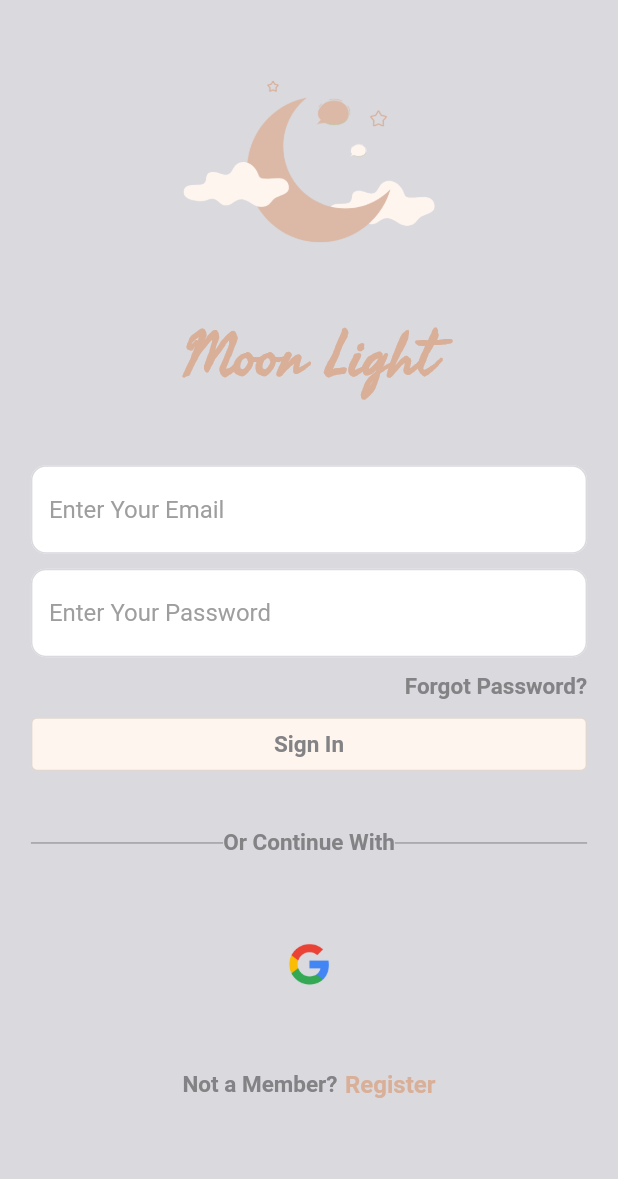
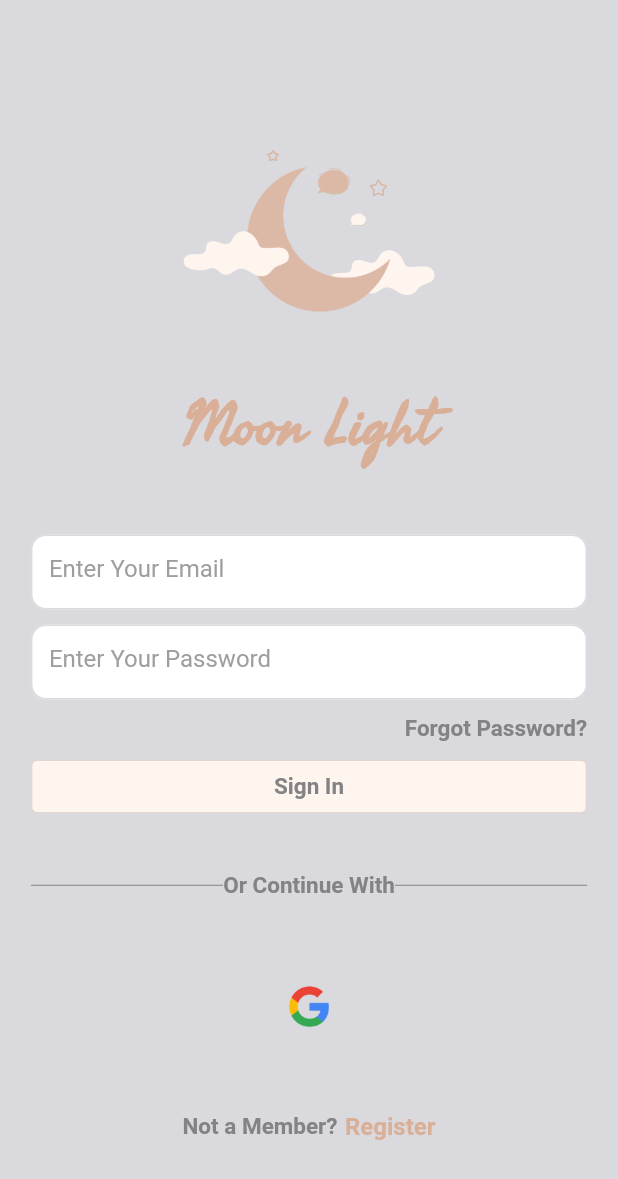
Before and after one commit to agiratech-raghul/flutter-starter-project, a Flutter app: the screen it shows after launch, on a phone screen of 412 x 824 dp. Shown: the top 1179 px of the screen. Run offline on Flutter 3.47's test engine with Material 2 defaults, Android fonts, the phone set to English and light mode, and no system bars; our stand-ins replace connectivity_plus, firebase_auth, firebase_core, flutter_secure_storage, hooks_riverpod, shared_preferences; accounts and stored records are empty.

Commit message:
login and signup using firebase

```diff
--- a/lib/main.dart
+++ b/lib/main.dart
@@ -1,3 +1,4 @@
+import 'package:firebase_core/firebase_core.dart';
 import 'package:flutter/material.dart';
 import 'package:flutter/services.dart';
 import 'package:hooks_riverpod/hooks_riverpod.dart';
@@ -11,7 +12,9 @@ Future<void> main() async {
   runZonedGuarded<Future<void>>(() async {
     WidgetsFlutterBinding.ensureInitialized();
     await container.read(servicesInitializerProvider).init();
-    runApp(UncontrolledProviderScope(container: container, child: const App()));
+    await Firebase.initializeApp();
+    runApp(UncontrolledProviderScope(container: container,
+        child: const App()));
     SystemChrome.setPreferredOrientations([
       DeviceOrientation.portraitUp,
       DeviceOrientation.portraitDown,
--- a/lib/src/common_widgets/src/text_field/common_text_field.dart
+++ b/lib/src/common_widgets/src/text_field/common_text_field.dart
@@ -2,8 +2,14 @@ import 'package:flutter/material.dart';
 import 'package:flutter_starter_project/src/utils/src/colors/common_colors.dart';
 
 class CommonTextField extends StatefulWidget {
-  const CommonTextField({super.key, this.hintText,});
+  const CommonTextField({
+    super.key,
+    this.hintText,
+    required this.controller,
+  });
+
   final String? hintText;
+  final TextEditingController? controller;
 
   @override
   State<CommonTextField> createState() => _CommonTextFieldState();
@@ -14,21 +20,23 @@ class _CommonTextFieldState extends State<CommonTextField> {
   Widget build(BuildContext context) {
     return Padding(
       padding: const EdgeInsets.symmetric(vertical: 5),
+      child: SizedBox(
+        height: 50,
         child: TextField(
+          controller: widget.controller,
           style: TextStyle(color: Colors.grey.shade500),
           decoration: InputDecoration(
               fillColor: Colors.white,
               enabledBorder: OutlineInputBorder(
                   borderRadius: BorderRadius.circular(10),
-              borderSide: BorderSide(color: CommonColor.backgroundGrey)
-            ),
+                  borderSide: BorderSide(color: CommonColor.backgroundGrey)),
               focusedBorder: OutlineInputBorder(
                   borderRadius: BorderRadius.circular(10),
-                borderSide: BorderSide(color: CommonColor.logoCommonDarkColor)
-            ),
+                  borderSide: BorderSide(color: CommonColor.logoCommonDarkColor)),
               filled: true,
               hintText: widget.hintText,
-            hintStyle: TextStyle(color: Colors.grey.shade500)),
+              hintStyle: TextStyle(color: Colors.grey.shade500,)),
+        ),
       ),
     );
   }
--- a/lib/src/features/login_screen/login_screen.dart
+++ b/lib/src/features/login_screen/login_screen.dart
@@ -1,15 +1,65 @@
+import 'package:firebase_auth/firebase_auth.dart';
+import 'package:firebase_core/firebase_core.dart';
 import 'package:flutter/material.dart';
 import 'package:flutter_starter_project/src/common_widgets/src/buttons/outline_button.dart';
 import 'package:flutter_starter_project/src/common_widgets/src/text_field/common_text_field.dart';
 import 'package:flutter_starter_project/src/constants/string_constants.dart';
+import 'package:flutter_starter_project/src/features/home_screen/home.dart';
 import 'package:flutter_starter_project/src/utils/src/colors/common_colors.dart';
 import 'package:flutter_starter_project/src/ui_utils/sized_box.dart';
 import 'package:flutter_starter_project/src/ui_utils/text_styles.dart';
 import 'package:flutter_starter_project/src/ui_utils/ui_assets.dart';
 import 'package:flutter_starter_project/src/utils/utils.dart';
 
-class LoginScreen extends StatelessWidget {
+import 'auth.dart';
+
+class LoginScreen extends StatefulWidget {
   const LoginScreen({super.key});
+
+  @override
+  State<LoginScreen> createState() => _LoginScreenState();
+}
+
+class _LoginScreenState extends State<LoginScreen> {
+
+  String errorMessage = '';
+  bool isLogin = false;
+  bool isSignUp = false;
+  final TextEditingController _emailController = TextEditingController();
+  final TextEditingController _passwordController = TextEditingController();
+
+  handleSubmit()async {
+    final email = _emailController.text;
+    final password = _passwordController.text;
+
+    await Auth().signInEmailAndPassword(email: email, password: password);
+  }
+
+  Future<void> signInWithEmailAndPassword() async {
+    try {
+      await Auth().signInEmailAndPassword(email: _emailController.text, password: _passwordController.text);
+    } on FirebaseAuthException catch (e) {
+      setState(() {
+        errorMessage = e.message!;
+      });
+    }
+  }
+
+  Future<void> createUserEmailAndPassword() async {
+    try {
+      await Auth().createUserWithEmailAndPassword(email: _emailController.text, password: _passwordController.text);
+    } on FirebaseAuthException catch (e) {
+      setState(() {
+        errorMessage = e.message!;
+      });
+    }
+  }
+  void _mouse(PointerEvent details) {
+    setState(() {
+      isSignUp=!isSignUp;
+    });
+  }
+
 
   @override
   Widget build(BuildContext context) {
@@ -17,11 +67,16 @@ class LoginScreen extends StatelessWidget {
       backgroundColor: CommonColor.backgroundGrey,
       body: SafeArea(
             bottom: false,
-        child: SingleChildScrollView(
-          child: Center(
             child: Padding(
               padding: EdgeInsets.symmetric(horizontal: Utils.getScreenWidth(context, 18),
                   vertical: Utils.getScreenWidth(context, 15)),
+              child: Column(
+                mainAxisAlignment: MainAxisAlignment.end,
+                children: [
+                  Expanded(
+                    child: Container(
+                      alignment: Alignment.center,
+                      child: SingleChildScrollView(
                         child: Column(
                           children: [
                             SizedBox(
@@ -32,51 +87,86 @@ class LoginScreen extends StatelessWidget {
                             ),
                             Text(StringConstants.appName.tr(context),style: TextStyles.titleTextStyle),
                             const HeightSpaceBox(size: 30),
-                  CommonTextField(hintText: StringConstants.enterYourEmail.tr(context)),
-                  CommonTextField(hintText: StringConstants.enterYourPassword.tr(context),),
+                            CommonTextField(
+                                controller: _emailController,
+                                hintText:
+                                StringConstants.enterYourEmail.tr(context)),
+                            CommonTextField(
+                              controller: _passwordController,
+                              hintText:
+                              StringConstants.enterYourPassword.tr(context),
+                            ),
+                            if (!isSignUp)
                               Padding(
                                 padding: EdgeInsets.symmetric(
-                        vertical: Utils.getScreenHeight(context, 5)
-                    ),
-                    child: Row(mainAxisAlignment: MainAxisAlignment.end,
+                                    vertical: Utils.getScreenHeight(context, 5)),
+                                child: Row(
+                                  mainAxisAlignment: MainAxisAlignment.end,
                                   children: [
-                        Text("${StringConstants.forgotPassword.tr(context)}?",
+                                    Text(
+                                        "${StringConstants.forgotPassword.tr(context)}?",
                                         style: TextStyles.greyTextStyle),
                                   ],
                                 ),
                               ),
                             CommonOutlineButton(
-                      text: StringConstants.signIn.tr(context),
+                              text: isSignUp
+                                  ? "Register"
+                                  : StringConstants.signIn.tr(context),
                               textStyle: TextStyles.greyTextStyle,
-                      backgroundColor: CommonColor.logoCommonLightColor,),
+                              backgroundColor: CommonColor.logoCommonLightColor,
+                              onPressed: (){
+                                isSignUp?
+                                createUserEmailAndPassword():
+                                signInWithEmailAndPassword();
+                              },
+                            ),
                             const HeightSpaceBox(size: 30),
+                            if (!isSignUp) ...[
                               Row(
                                 children: [
-                      Expanded(child: Divider(color: CommonColor.darkTextGrey)),
-                      Text("Or Continue With",style: TextStyles.greyTextStyle,),
-                      Expanded(child: Divider(color: CommonColor.darkTextGrey)),
+                                  Expanded(child: Divider(color: CommonColor
+                                      .darkTextGrey)),
+                                  Text(
+                                    "Or Continue With", style: TextStyles.greyTextStyle,),
+                                  Expanded(child: Divider(color: CommonColor
+                                      .darkTextGrey)),
                                 ],
                               ),
                               const HeightSpaceBox(size: 40),
                               SizedBox(
                                 height: Utils.getScreenHeight(context, 50),
-                    child: const Image(image: AssetImage(AppAssets.googleLogo),),
+                                child: const Image(
+                                  image: AssetImage(AppAssets.googleLogo),),
                               ),
-                  const HeightSpaceBox(size: 40),
+                            ],
+
+                            HeightSpaceBox(size:!isSignUp? 40:170),
                             Row(
                               mainAxisAlignment: MainAxisAlignment.center,
                               children: [
-                      Text("${StringConstants.notAMember.tr(context)}?",style: TextStyles.greyTextStyle),
+                                Text("${!isSignUp?StringConstants.notAMember.tr(context):"Already Registered"}?",style: TextStyles.greyTextStyle),
                                 const SizedBox(width: 5),
-                      Text(StringConstants.register.tr(context),style: TextStyles.blueTextStyle.copyWith(color: CommonColor.logoCommonDarkColor)),
+                                GestureDetector(
+                                    onTap: (){
+                                      setState(() {
+                                        isSignUp = !isSignUp;
+                                      });
+                                    },
+                                    child: Text(!isSignUp?StringConstants.register.tr(context):"SignIn",style: TextStyles.blueTextStyle.copyWith(color: CommonColor.logoCommonDarkColor))),
                               ],
                             ),
+
                           ],
                         ),
                       ),
                     ),
                   ),
+                  // if(!focusNode!.hasFocus)
+                ],
               ),
+            ),
+          )
     );
   }
 }
--- a/lib/src/features/splash/screen/splash_screen.dart
+++ b/lib/src/features/splash/screen/splash_screen.dart
@@ -22,6 +22,7 @@ class _SplashScreenState extends ConsumerState<SplashScreen> {
   void initState() {
     _timer();
     super.initState();
+
   }
 
   @override
```
Also changed, not shown: lib/src/features/home_screen/home.dart (added, +18 -0 lines), lib/src/features/login_screen/auth.dart (added, +26 -0 lines), lib/src/features/login_screen/login_controller.dart (added), pubspec.lock. Lines whose indentation alone changed are shown as unchanged.
